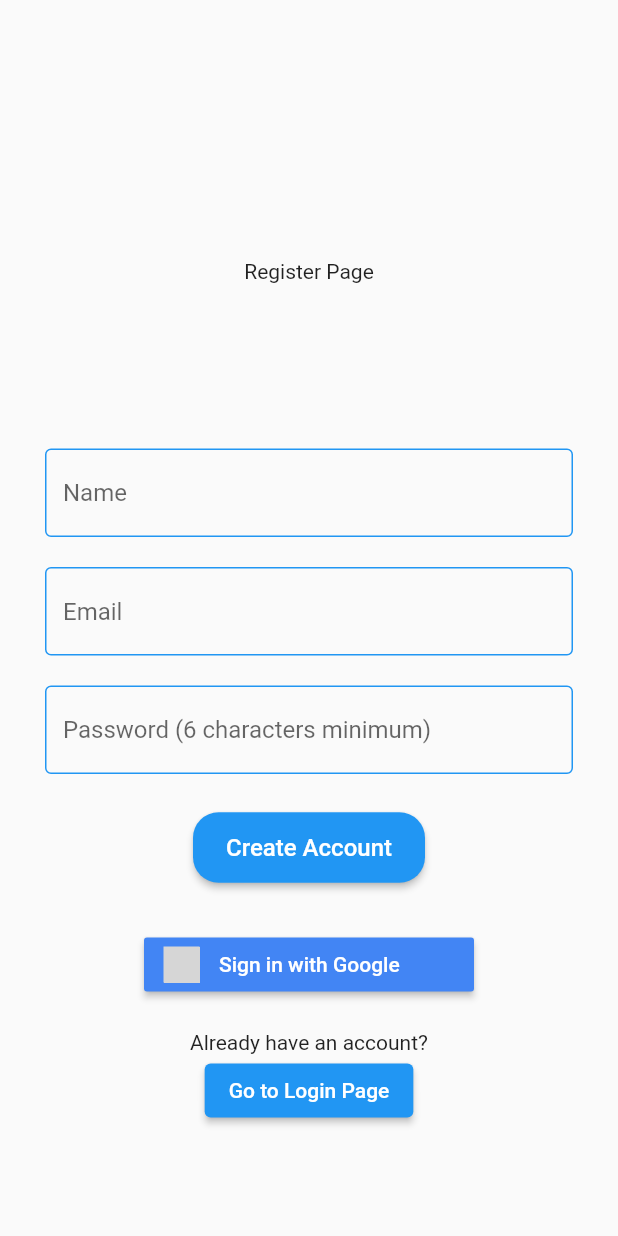
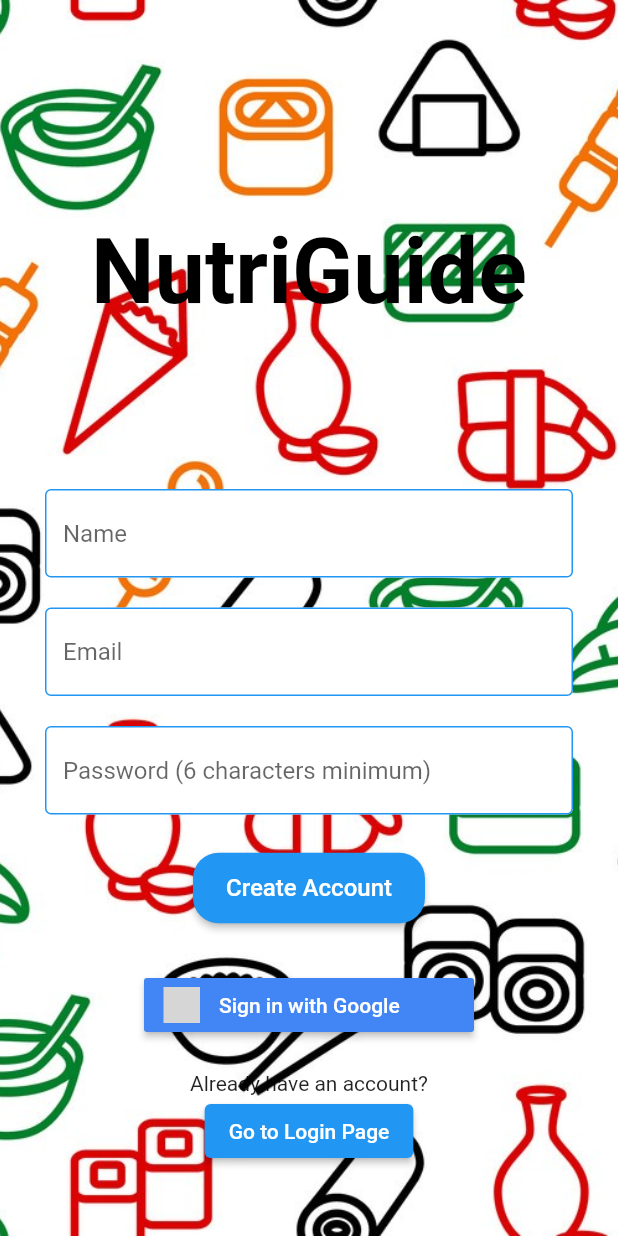
Before and after one commit to ErnaldoKalaja/DietDash, a Flutter app: the screen it shows after launch, after a tap on "Create account", on a phone screen of 412 x 824 dp. Run offline on Flutter 3.47's test engine with Material 2 defaults, Android fonts, the phone set to English and light mode, and no system bars; our stand-ins replace firebase_auth, firebase_core, flutter_colorpicker, flutter_signin_button, google_fonts, google_sign_in and 1 more; missing offline and left inert: mysql1; accounts and stored records are empty; network calls fail; grey boxes are pictures that could not be loaded.

Commit message:
added some design for the login/register page

```diff
--- a/lib/auth_screens/login_page.dart
+++ b/lib/auth_screens/login_page.dart
@@ -4,8 +4,7 @@ import '../services/auth_service.dart';
 import '../components/login_button.dart';
 import '../components/login_textbox.dart';
 
-
-class LoginPage extends StatelessWidget{
+class LoginPage extends StatelessWidget {
   LoginPage({
   super.key,
   required this.onPressed,
@@ -18,58 +17,67 @@ class LoginPage extends StatelessWidget{
   final emailController = TextEditingController();
   final passwordController = TextEditingController();
 
-  void signIn () {
+  void signIn() {
     authService.signInEmail(
-        email: emailController.text,
-        password: passwordController.text
-    );
+        email: emailController.text, password: passwordController.text);
   }
 
-  void signInGoogle () => authService.signInGoogle();
+  void signInGoogle() => authService.signInGoogle();
 
   @override
-  Widget build(BuildContext context){
+  Widget build(BuildContext context) {
     return GestureDetector(
         onTap: () => FocusScope.of(context).unfocus(),
         child: Scaffold(
-          body: Center(
+          body: Stack(
+            children: [
+              // Background image
+              Image.asset(
+                'assets/background.jpg',
+                fit: BoxFit.cover,
+                width: double.infinity,
+                height: double.infinity,
+              ),
+              Center(
                 child: SingleChildScrollView(
                   child: Column(
                     children: [
                       const SizedBox(height: 100),
-                  const Text("Login Page"),
+                      Text(
+                        "NutriGuide",
+                        style: TextStyle(fontSize: 60, color: Colors.black, fontWeight: FontWeight.bold),
+                      ),
                       const SizedBox(height: 100),
-                  //Email Field
+                      // Email Field
                       LoginTextbox(
                         hintText: 'Email',
                         controller: emailController,
                         keyboardType: TextInputType.emailAddress,
                       ),
-                  //Password Field
+                      // Password Field
                       LoginTextbox(
                         hintText: 'Password',
                         controller: passwordController,
                         obscureText: true,
                       ),
-                  const SizedBox(height:15),
+                      const SizedBox(height: 15),
                       LoginButton(
                         onPressed: signIn,
                         buttonText: "Sign In",
                       ),
-                  const SizedBox(height:30),
+                      const SizedBox(height: 30),
                       SignInButton(Buttons.GoogleDark, onPressed: signInGoogle),
-                  const SizedBox(height:20),
+                      const SizedBox(height: 20),
                       const Text("New User?"),
                       ElevatedButton(
                           onPressed: onPressed,
-                      child: const Text("Create account")
-                  )
-
+                          child: const Text("Create account")),
                     ],
                   ),
                 ),
               ),
-        )
-    );
+            ],
+          ),
+        ));
   }
 }
--- a/lib/auth_screens/register_page.dart
+++ b/lib/auth_screens/register_page.dart
@@ -4,8 +4,7 @@ import '../services/auth_service.dart';
 import '../components/login_button.dart';
 import '../components/login_textbox.dart';
 
-
-class RegisterPage extends StatelessWidget{
+class RegisterPage extends StatelessWidget {
   RegisterPage({
   super.key,
   required this.onPressed,
@@ -19,64 +18,74 @@ class RegisterPage extends StatelessWidget{
   final emailController = TextEditingController();
   final passwordController = TextEditingController();
 
-  void signUp () {
+  void signUp() {
     authService.signUpEmail(
         name: nameController.text,
         email: emailController.text,
-        password: passwordController.text
-    );
+        password: passwordController.text);
   }
 
-  void signInGoogle () => authService.signInGoogle();
+  void signInGoogle() => authService.signInGoogle();
 
   @override
-  Widget build(BuildContext context){
+  Widget build(BuildContext context) {
     return GestureDetector(
         onTap: () => FocusScope.of(context).unfocus(),
         child: Scaffold(
-          body: Center(
+          body: Stack(
+            children: [
+              // Background image
+              Image.asset(
+                'assets/background.jpg',
+                fit: BoxFit.cover,
+                width: double.infinity,
+                height: double.infinity,
+              ),
+              Center(
                 child: SingleChildScrollView(
                   child: Column(
                     children: [
                       const SizedBox(height: 100),
-                  const Text("Register Page"),
+                      const Text(
+                        "NutriGuide",
+                        style: TextStyle(
+                            fontSize: 60,
+                            color: Colors.black,
+                            fontWeight: FontWeight.bold),
+                      ),
                       const SizedBox(height: 100),
-                  //Name Field
-                  LoginTextbox(
-                      hintText: 'Name',
-                      controller: nameController
-                  ),
-                  //Email Field
+                      // Name Field
+                      LoginTextbox(hintText: 'Name', controller: nameController),
+                      // Email Field
                       LoginTextbox(
                         hintText: 'Email',
                         controller: emailController,
                         keyboardType: TextInputType.emailAddress,
                       ),
-                  //Password Field
+                      // Password Field
                       LoginTextbox(
                         hintText: 'Password (6 characters minimum)',
                         controller: passwordController,
                         obscureText: true,
                       ),
-                  const SizedBox(height:15),
+                      const SizedBox(height: 15),
                       LoginButton(
                         onPressed: signUp,
                         buttonText: "Create Account",
                       ),
-                  const SizedBox(height:30),
+                      const SizedBox(height: 30),
                       SignInButton(Buttons.GoogleDark, onPressed: signInGoogle),
-                  const SizedBox(height:20),
+                      const SizedBox(height: 20),
                       const Text("Already have an account?"),
                       ElevatedButton(
                           onPressed: onPressed,
-                      child: const Text("Go to Login Page")
-                  )
-
+                          child: const Text("Go to Login Page")),
                     ],
                   ),
                 ),
               ),
-        )
-    );
+            ],
+          ),
+        ));
   }
 }
--- a/lib/components/login_textbox.dart
+++ b/lib/components/login_textbox.dart
@@ -35,6 +35,8 @@ class LoginTextbox extends StatelessWidget {
             ),
           ),
           hintText: hintText,
+          filled: true,
+          fillColor: Colors.white,
         ),
         controller: controller,
         obscureText: obscureText,
--- a/pubspec.yaml
+++ b/pubspec.yaml
@@ -57,7 +57,9 @@ flutter:
   # the material Icons class.
   uses-material-design: true
   assets:
+    - assets/background.jpg
     - assets/empty_list.png
+
 
 
   # To add assets to your application, add an assets section, like this:
```
Also changed, not shown: assets/background.jpg (added). Lines whose indentation alone changed are shown as unchanged.
